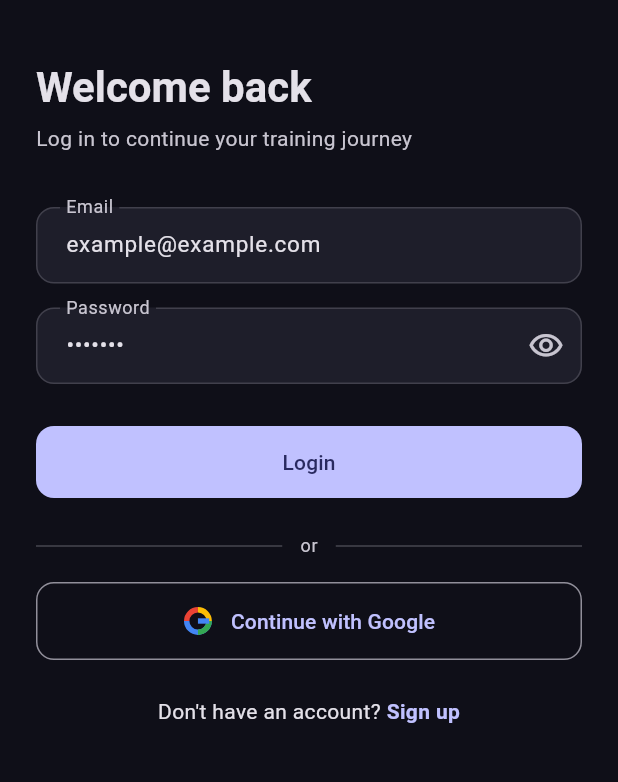
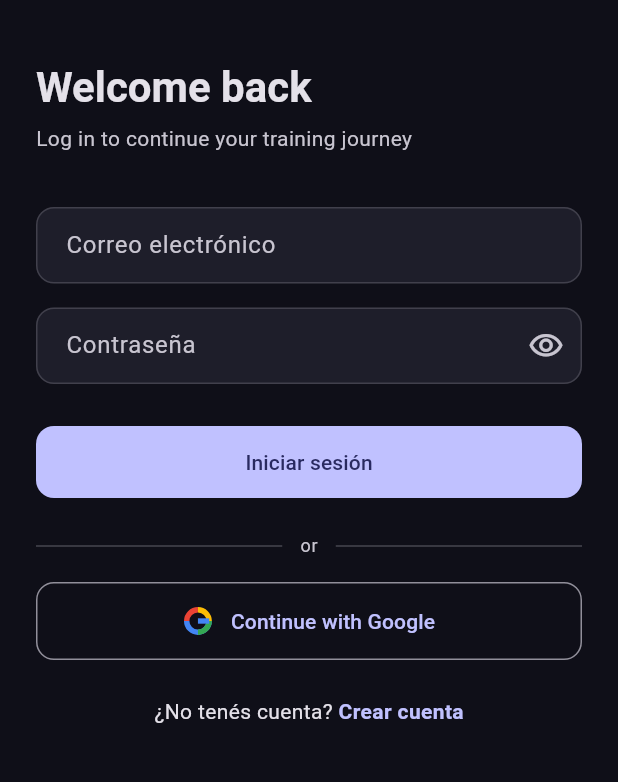
Before and after one commit to YeisenK/StrengthLabs, a Flutter app: the screen it shows after launch, on a phone screen of 412 x 824 dp, the part 300-1082 px from its top. Run offline on Flutter 3.47's test engine with Material 3 defaults, Android fonts, the phone set to English and light mode, and no system bars; our stand-ins replace dio, equatable, flutter_bloc, flutter_secure_storage, go_router, google_sign_in and 1 more; missing offline and left inert: excel.

Commit message:
refactor: día 5 — cleanup técnico + centralizar parseMuscleGroup + español
5.1 Dead code:
- Borra WorkoutLocalStorage, ComputeRepository (computeMetrics muerto),
  PlanRepository; fusiona lógica en nuevo PlanBuilder sin dependencias
  de SharedPreferences
- Quita shared_preferences de pubspec.yaml

5.2 UI cleanup:
- Saca credenciales precargadas del login (example@example.com/example)
- Centraliza _parseMuscleGroup en MuscleGroupParsing.fromString()
  eliminando la triplicación en workout/fatigue/routine repos

5.3 i18n:
- Traduce AppStrings al español (nav, auth, workouts, fatigue, export)

flutter analyze: 0 errores (39 infos heredados de deprecaciones de Flutter)

```diff
--- a/lib/app.dart
+++ b/lib/app.dart
@@ -5,21 +5,17 @@ import 'package:strengthlabs_beta/core/constants/app_strings.dart';
 import 'package:strengthlabs_beta/core/network/dio_client.dart';
 import 'package:strengthlabs_beta/core/router/app_router.dart';
 import 'package:strengthlabs_beta/core/storage/token_storage.dart';
-import 'package:strengthlabs_beta/core/storage/workout_local_storage.dart';
 import 'package:strengthlabs_beta/features/auth/data/auth_repository.dart';
 import 'package:strengthlabs_beta/features/auth/presentation/cubit/auth_cubit.dart';
 import 'package:strengthlabs_beta/features/fatigue/data/fatigue_repository.dart';
 import 'package:strengthlabs_beta/features/fatigue/presentation/cubit/fatigue_cubit.dart';
-import 'package:strengthlabs_beta/features/plan/data/plan_repository.dart';
+import 'package:strengthlabs_beta/features/plan/data/plan_builder.dart';
 import 'package:strengthlabs_beta/features/plan/presentation/cubit/plan_cubit.dart';
 import 'package:strengthlabs_beta/features/routines/data/routine_repository.dart';
 import 'package:strengthlabs_beta/features/routines/presentation/cubit/routines_cubit.dart';
 import 'package:strengthlabs_beta/features/workouts/data/workout_repository.dart';
 import 'package:strengthlabs_beta/features/workouts/presentation/cubit/workouts_cubit.dart';
 import 'package:go_router/go_router.dart';
-
-// Local import only needed for PlanRepository's ComputeRepository
-import 'package:strengthlabs_beta/features/fatigue/data/compute_repository.dart';
 
 class App extends StatefulWidget {
   const App({super.key});
@@ -35,8 +31,6 @@ class _AppState extends State<App> {
   late final WorkoutRepository _workoutRepo;
   late final FatigueRepository _fatigueRepo;
   late final RoutineRepository _routineRepo;
-  late final ComputeRepository _computeRepo;
-  late final PlanRepository _planRepo;
   late final GoRouter _router;
 
   @override
@@ -49,12 +43,6 @@ class _AppState extends State<App> {
     _workoutRepo = WorkoutRepository(_dioClient);
     _fatigueRepo = FatigueRepository(_dioClient);
     _routineRepo = RoutineRepository(_dioClient);
-
-    // ComputeRepository / PlanRepository stay local — plan generation uses
-    // metrics already fetched from the API (via FatigueCubit) and builds
-    // the weekly session plan locally without hitting the backend.
-    _computeRepo = ComputeRepository(WorkoutLocalStorage());
-    _planRepo = PlanRepository(_computeRepo);
 
     _router = AppRouter.createRouter(_authCubit);
 
@@ -77,7 +65,7 @@ class _AppState extends State<App> {
         BlocProvider(create: (_) => WorkoutsCubit(_workoutRepo)),
         BlocProvider(create: (_) => RoutinesCubit(_routineRepo)),
         BlocProvider(create: (_) => FatigueCubit(_fatigueRepo)),
-        BlocProvider(create: (_) => PlanCubit(_planRepo)),
+        BlocProvider(create: (_) => PlanCubit(const PlanBuilder())),
       ],
       child: MaterialApp.router(
         title: AppStrings.appName,
--- a/lib/core/constants/app_strings.dart
+++ b/lib/core/constants/app_strings.dart
@@ -4,55 +4,55 @@ class AppStrings {
   static const appName = 'StrengthLabs';
 
   // Auth
-  static const login = 'Login';
-  static const register = 'Register';
-  static const email = 'Email';
-  static const password = 'Password';
-  static const confirmPassword = 'Confirm password';
-  static const name = 'Name';
-  static const noAccount = "Don't have an account? ";
-  static const alreadyAccount = 'Already have an account? ';
-  static const signUp = 'Sign up';
-  static const signIn = 'Sign in';
-  static const logout = 'Logout';
+  static const login = 'Iniciar sesión';
+  static const register = 'Registrarse';
+  static const email = 'Correo electrónico';
+  static const password = 'Contraseña';
+  static const confirmPassword = 'Confirmar contraseña';
+  static const name = 'Nombre';
+  static const noAccount = '¿No tenés cuenta? ';
+  static const alreadyAccount = '¿Ya tenés cuenta? ';
+  static const signUp = 'Crear cuenta';
+  static const signIn = 'Ingresar';
+  static const logout = 'Cerrar sesión';
 
   // Nav
-  static const workouts = 'Workouts';
-  static const routines = 'Routines';
-  static const fatigue = 'Fatigue';
-  static const export_ = 'Export';
+  static const workouts = 'Entrenamientos';
+  static const routines = 'Rutinas';
+  static const fatigue = 'Fatiga';
+  static const export_ = 'Exportar';
   static const plan = 'Plan';
 
   // Workouts
-  static const startWorkout = 'Start Workout';
-  static const activeWorkout = 'Active Workout';
-  static const finishWorkout = 'Finish Workout';
-  static const addExercise = 'Add Exercise';
-  static const noWorkoutsYet = 'No workouts yet';
-  static const noWorkoutsSubtitle = 'Hit the gym and log your first session';
+  static const startWorkout = 'Iniciar entrenamiento';
+  static const activeWorkout = 'Entrenamiento activo';
+  static const finishWorkout = 'Finalizar entrenamiento';
+  static const addExercise = 'Agregar ejercicio';
+  static const noWorkoutsYet = 'Sin entrenamientos aún';
+  static const noWorkoutsSubtitle = 'Andá al gym y registrá tu primera sesión';
 
   // Export
-  static const exportExcel = 'Export to Excel';
-  static const exportCsv = 'Export to CSV';
-  static const dateRange = 'Date Range';
+  static const exportExcel = 'Exportar a Excel';
+  static const exportCsv = 'Exportar a CSV';
+  static const dateRange = 'Rango de fechas';
 
   // Fatigue
-  static const overallFatigue = 'Overall Fatigue';
-  static const weeklyVolume = 'Weekly Volume by Muscle Group';
-  static const fatigueLow = 'Low fatigue — you\'re fresh';
-  static const fatigueMod = 'Moderate fatigue — train smart';
-  static const fatigueHigh = 'High fatigue — consider deloading';
-  static const fatigueOver = 'Overtraining risk — rest recommended';
+  static const overallFatigue = 'Fatiga general';
+  static const weeklyVolume = 'Volumen semanal por grupo muscular';
+  static const fatigueLow = 'Fatiga baja — estás fresco';
+  static const fatigueMod = 'Fatiga moderada — entrená con criterio';
+  static const fatigueHigh = 'Fatiga alta — considerá un deload';
+  static const fatigueOver = 'Riesgo de sobreentrenamiento — descansá';
 
   // Common
-  static const save = 'Save';
-  static const cancel = 'Cancel';
-  static const delete = 'Delete';
-  static const sets = 'Sets';
-  static const reps = 'Reps';
-  static const weight = 'Weight (kg)';
+  static const save = 'Guardar';
+  static const cancel = 'Cancelar';
+  static const delete = 'Eliminar';
+  static const sets = 'Series';
+  static const reps = 'Repeticiones';
+  static const weight = 'Peso (kg)';
   static const rpe = 'RPE';
-  static const notes = 'Notes';
-  static const duration = 'Duration';
-  static const exercises = 'Exercises';
+  static const notes = 'Notas';
+  static const duration = 'Duración';
+  static const exercises = 'Ejercicios';
 }
--- a/lib/features/auth/presentation/pages/login_page.dart
+++ b/lib/features/auth/presentation/pages/login_page.dart
@@ -17,8 +17,8 @@ class LoginPage extends StatefulWidget {
 
 class _LoginPageState extends State<LoginPage> {
   final _formKey = GlobalKey<FormState>();
-  final _emailCtrl = TextEditingController(text: 'example@example.com');
-  final _passwordCtrl = TextEditingController(text: 'example');
+  final _emailCtrl = TextEditingController();
+  final _passwordCtrl = TextEditingController();
   bool _obscurePassword = true;
 
   @override
--- a/lib/features/plan/presentation/cubit/plan_cubit.dart
+++ b/lib/features/plan/presentation/cubit/plan_cubit.dart
@@ -1,12 +1,12 @@
 import 'package:flutter_bloc/flutter_bloc.dart';
 import 'package:strengthlabs_beta/features/fatigue/domain/entities/fatigue_metrics.dart';
-import 'package:strengthlabs_beta/features/plan/data/plan_repository.dart';
+import 'package:strengthlabs_beta/features/plan/data/plan_builder.dart';
 import 'package:strengthlabs_beta/features/plan/presentation/cubit/plan_state.dart';
 
 class PlanCubit extends Cubit<PlanState> {
   PlanCubit(this._repository) : super(const PlanInitial());
 
-  final PlanRepository _repository;
+  final PlanBuilder _repository;
 
   Future<void> generatePlan({
     required ComputeMetrics metrics,
```
Also changed, not shown: lib/core/storage/workout_local_storage.dart (deleted, +0 -36 lines), lib/features/fatigue/data/fatigue_repository.dart (+1 -24 lines), lib/features/plan/data/plan_builder.dart (renamed from lib/features/fatigue/data/compute_repository.dart, +16 -155 lines), lib/features/plan/data/plan_repository.dart (deleted, +0 -22 lines), lib/features/routines/data/routine_repository.dart (+1 -24 lines), lib/features/workouts/data/workout_repository.dart (+1 -24 lines), lib/features/workouts/domain/entities/exercise.dart (+26 -0 lines), pubspec.yaml (+5 -6 lines), pubspec.lock, 1 other file.
